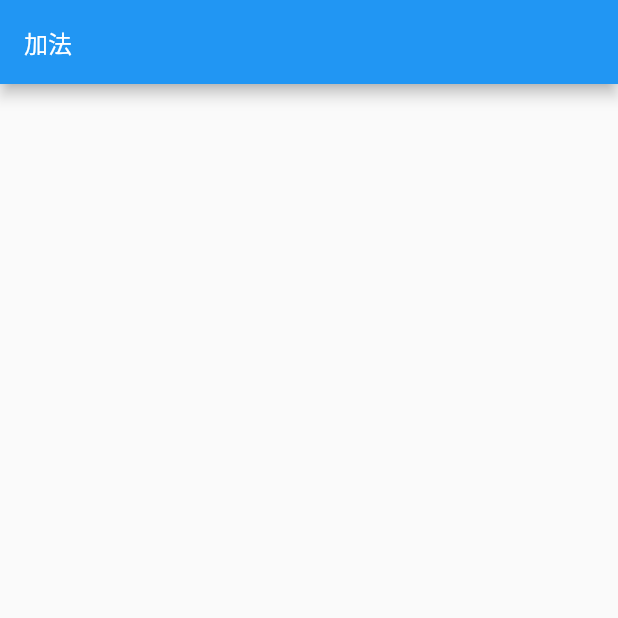
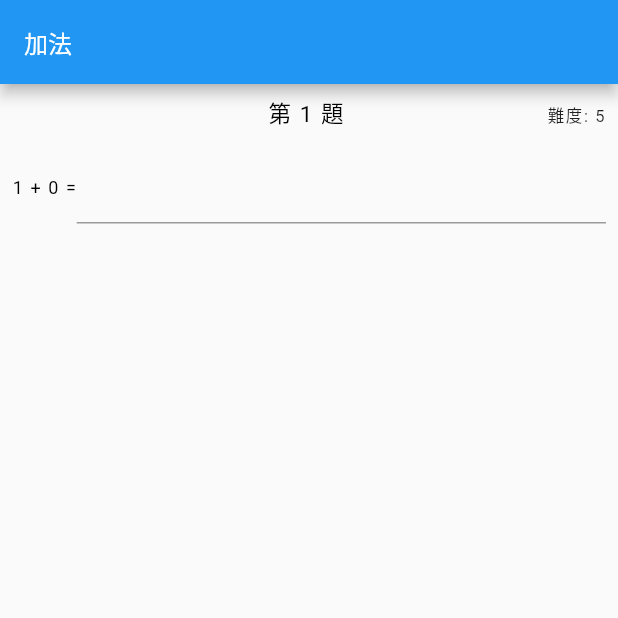
Before and after one commit to BoshiLee/koobitsflutter, a Flutter app: the screen it shows after launch, on a phone screen of 412 x 824 dp, the top half of it. Run offline on Flutter 3.47's test engine with Material 2 defaults, Android fonts, the phone set to English and light mode, and no system bars; our stand-ins replace bloc, equatable, flutter_bloc.

Commit message:
add question index

```diff
--- a/lib/cubits/topic_cubit.dart
+++ b/lib/cubits/topic_cubit.dart
@@ -12,9 +12,18 @@ class TopicCubit extends Cubit<TopicState> {
   List<Question> questions = [];
   List<Answer> answers = [];
 
-  TopicCubit() : super(TopicInitial());
+  TopicCubit() : super(TopicInitial()) {
+    _getQuestions();
+  }
 
-  Future getQuestions() async {
+  int currentIndex = 0;
+
+  Question? get currentQuestion {
+    if (questions.isEmpty) return null;
+    return questions[currentIndex];
+  }
+
+  Future _getQuestions() async {
     try {
       emit(TopicLoading());
       questions = await _repository.getQuestions();
@@ -23,4 +32,14 @@ class TopicCubit extends Cubit<TopicState> {
       debugPrint(e.toString());
     }
   }
+
+  Future submit(Answer answer) async {
+    Map ansMap = answers.asMap();
+    if (ansMap.containsKey(answer.id)) {
+      answers[answer.id!] = answer;
+    } else {
+      answers.add(answer);
+      currentIndex += 1;
+    }
+  }
 }
--- a/lib/screens/question_content.dart
+++ b/lib/screens/question_content.dart
@@ -3,11 +3,13 @@ import 'package:koobitsflutter/model/question.dart';
 import 'package:koobitsflutter/styles/text_styles.dart';
 
 class QuestionContent extends StatelessWidget {
-  final Question question;
+  final bool isLoading;
+  final Question? question;
   final ValueChanged<String> onAnswerChanged;
 
   const QuestionContent({
     Key? key,
+    this.isLoading = false,
     required this.question,
     required this.onAnswerChanged,
   }) : super(key: key);
@@ -17,26 +19,42 @@ class QuestionContent extends StatelessWidget {
     return Column(
       crossAxisAlignment: CrossAxisAlignment.stretch,
       children: [
-        Row(
+        Padding(
+          padding: const EdgeInsets.all(8.0),
+          child: Row(
+            crossAxisAlignment: CrossAxisAlignment.end,
             children: [
               Expanded(child: Container()),
               Text(
-              '第 ${question.id} 題',
+                isLoading ? '讀取題目中' : '第 ${(question?.id ?? 0) + 1} 題',
                 style: kBodyRegular.apply(color: Colors.black),
               ),
-            Expanded(child: Text('難度: ${question.difficulty}'))
+              const SizedBox(width: 4),
+              Expanded(
+                child: Text(
+                  '難度: ${question?.difficulty}',
+                  style: kSmall2,
+                  textAlign: TextAlign.end,
+                ),
+              )
             ],
           ),
-        Row(
+        ),
+        Padding(
+          padding: const EdgeInsets.all(8.0),
+          child: Row(
             children: [
               Text(
-              question.question ?? '題目取得失敗',
+                isLoading ? '題目讀取中' : question?.question ?? '題目取得失敗',
                 style: kSmall1.apply(color: Colors.black),
               ),
-            TextField(
+              Expanded(
+                child: TextField(
                   onChanged: onAnswerChanged,
                 ),
+              ),
             ],
+          ),
         )
       ],
     );
--- a/lib/screens/topic_screen.dart
+++ b/lib/screens/topic_screen.dart
@@ -1,4 +1,7 @@
 import 'package:flutter/material.dart';
+import 'package:flutter_bloc/flutter_bloc.dart';
+import 'package:koobitsflutter/cubits/topic_cubit.dart';
+import 'package:koobitsflutter/screens/question_content.dart';
 import 'package:koobitsflutter/widgets/scrollable_content_step.dart';
 
 class TopicScreen extends StatelessWidget {
@@ -16,8 +19,16 @@ class TopicScreen extends StatelessWidget {
           ),
         ),
       ),
-      body: ScrollableContentStep(
-        child: Container(),
+      body: BlocBuilder<TopicCubit, TopicState>(
+        builder: (context, state) {
+          return ScrollableContentStep(
+            child: QuestionContent(
+              isLoading: state is TopicLoading,
+              question: context.watch<TopicCubit>().currentQuestion,
+              onAnswerChanged: (text) {},
+            ),
+          );
+        },
       ),
     );
   }
```
Lines whose indentation alone changed are shown as unchanged.
